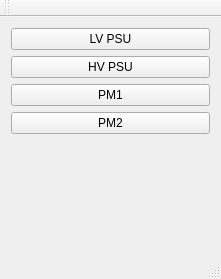
m-fila/ELITPCdcs, file client_gui/forms/mainwindow.ui: the form before one commit.
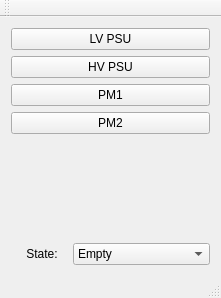
The form after the commit.

The edit to the form file:
```diff
--- a/client_gui/forms/mainwindow.ui
+++ b/client_gui/forms/mainwindow.ui
@@ -7,7 +7,7 @@
     <x>0</x>
     <y>0</y>
     <width>221</width>
-    <height>279</height>
+    <height>298</height>
    </rect>
   </property>
   <property name="windowTitle">
@@ -56,6 +56,87 @@
       </property>
      </spacer>
     </item>
+    <item>
+     <layout class="QHBoxLayout" name="stateLayout">
+      <property name="leftMargin">
+       <number>6</number>
+      </property>
+      <property name="topMargin">
+       <number>0</number>
+      </property>
+      <property name="rightMargin">
+       <number>0</number>
+      </property>
+      <property name="bottomMargin">
+       <number>0</number>
+      </property>
+      <item>
+       <widget class="QLabel" name="stateLabel">
+        <property name="enabled">
+         <bool>true</bool>
+        </property>
+        <property name="sizePolicy">
+         <sizepolicy hsizetype="Preferred" vsizetype="Preferred">
+          <horstretch>0</horstretch>
+          <verstretch>0</verstretch>
+         </sizepolicy>
+        </property>
+        <property name="maximumSize">
+         <size>
+          <width>50</width>
+          <height>16777215</height>
+         </size>
+        </property>
+        <property name="layoutDirection">
+         <enum>Qt::LeftToRight</enum>
+        </property>
+        <property name="locale">
+         <locale language="English" country="UnitedKingdom"/>
+        </property>
+        <property name="text">
+         <string>State:</string>
+        </property>
+        <property name="alignment">
+         <set>Qt::AlignCenter</set>
+        </property>
+       </widget>
+      </item>
+      <item>
+       <widget class="QComboBox" name="stateBox">
+        <property name="currentText">
+         <string>Empty</string>
+        </property>
+        <property name="currentIndex">
+         <number>0</number>
+        </property>
+        <property name="maxCount">
+         <number>10</number>
+        </property>
+        <property name="insertPolicy">
+         <enum>QComboBox::InsertAtBottom</enum>
+        </property>
+        <property name="frame">
+         <bool>true</bool>
+        </property>
+        <item>
+         <property name="text">
+          <string>Empty</string>
+         </property>
+        </item>
+        <item>
+         <property name="text">
+          <string>Filling</string>
+         </property>
+        </item>
+        <item>
+         <property name="text">
+          <string>Ready</string>
+         </property>
+        </item>
+       </widget>
+      </item>
+     </layout>
+    </item>
    </layout>
   </widget>
   <widget class="QMenuBar" name="menuBar">
@@ -68,6 +149,7 @@
     </rect>
    </property>
   </widget>
+  <widget class="QStatusBar" name="statusBar"/>
   <widget class="QToolBar" name="mainToolBar">
    <attribute name="toolBarArea">
     <enum>TopToolBarArea</enum>
@@ -76,7 +158,6 @@
     <bool>false</bool>
    </attribute>
   </widget>
-  <widget class="QStatusBar" name="statusBar"/>
  </widget>
  <layoutdefault spacing="6" margin="11"/>
  <resources/>
```
